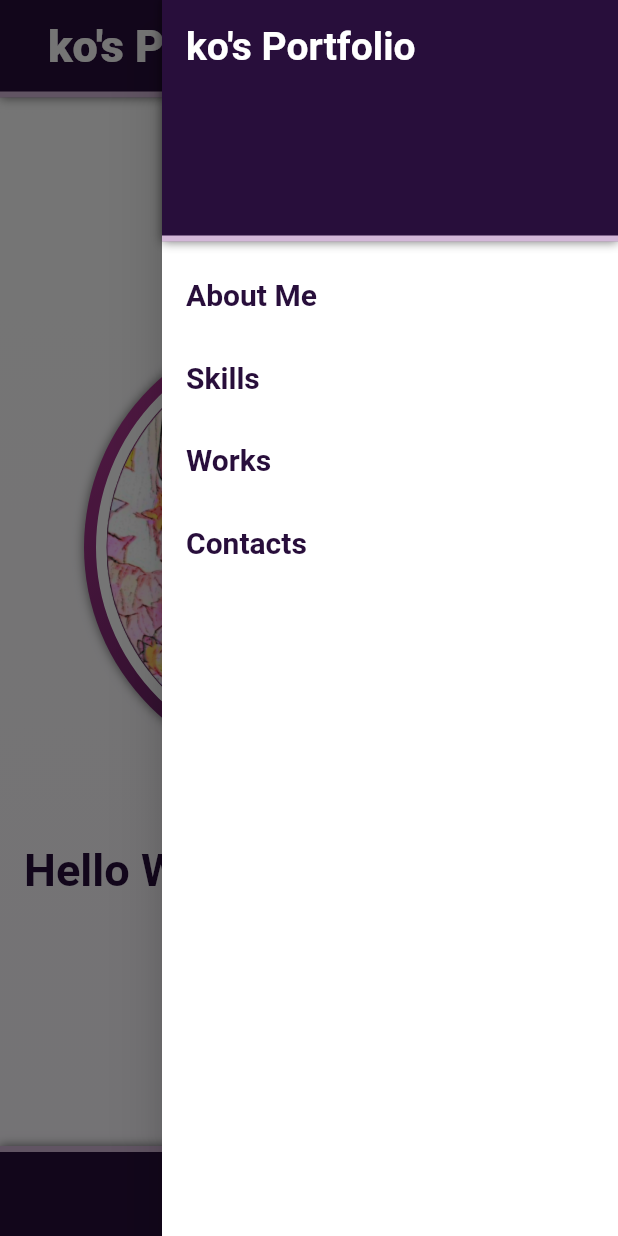
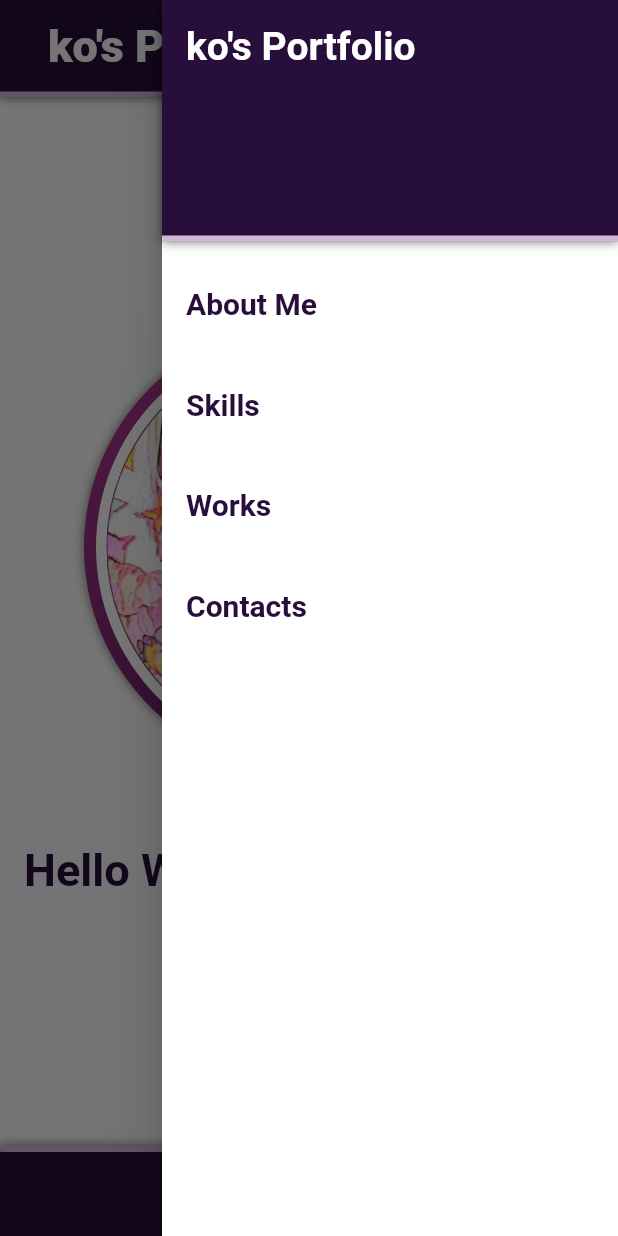
Before and after one commit to ko50/ko50.github.io, a Flutter app: the screen it shows after launch, with the side drawer open, on a phone screen of 412 x 824 dp. Run offline on Flutter 3.47's test engine with Material 2 defaults, Android fonts, the phone set to English and light mode, and no system bars; our stand-ins replace flutter_riverpod.

Commit message:
[修正] ドロワーのタイルをなんやかんやした

```diff
--- a/lib/view/component/drawer/drawer_tile.dart
+++ b/lib/view/component/drawer/drawer_tile.dart
@@ -29,12 +29,33 @@ class SectionTransitionTile extends StatelessWidget {
             );
           },
           behavior: HitTestBehavior.opaque,
-          child: AnimatedContainer(
+          child: _content(focused),
+        ),
+      );
+    });
+  }
+
+  AnimatedContainer _content(bool focused) {
+    return AnimatedContainer(
       duration: Duration(milliseconds: 200),
       padding: EdgeInsets.all(16.0),
+      margin: EdgeInsets.symmetric(vertical: 2.0),
+      decoration: BoxDecoration(
+        boxShadow: [
+          if (focused) BoxShadow(color: ThemeColor.Shadow.color, blurRadius: 5),
+        ],
+        border: Border.symmetric(
+          horizontal: BorderSide(
+            color: focused
+                ? ThemeColor.WhityPurple.color
+                : ThemeColor.Background.color,
+            width: 4.0,
+          ),
+        ),
         color: focused
             ? ThemeColor.PurpleBlack.color
             : ThemeColor.Background.color,
+      ),
       child: AnimatedDefaultTextStyle(
         duration: Duration(milliseconds: 200),
         style: TextStyle(
@@ -48,9 +69,6 @@ class SectionTransitionTile extends StatelessWidget {
           transitionTarget.text,
         ),
       ),
-          ),
-        ),
     );
-    });
   }
 }
--- a/lib/view/component/root/root.dart
+++ b/lib/view/component/root/root.dart
@@ -6,7 +6,8 @@ import 'package:portfolio/view/component/root/cotton_icon.dart';
 class Root extends StatelessWidget {
   @override
   Widget build(BuildContext context) {
-    return LayoutBuilder(builder: (context, detail) {
+    return LayoutBuilder(
+      builder: (context, detail) {
         return Container(
           width: double.infinity,
           decoration: BoxDecoration(
@@ -30,7 +31,8 @@ class Root extends StatelessWidget {
             ],
           ),
         );
-    });
+      },
+    );
   }
 
   Widget introduction() {
```
Lines whose indentation alone changed are shown as unchanged.
